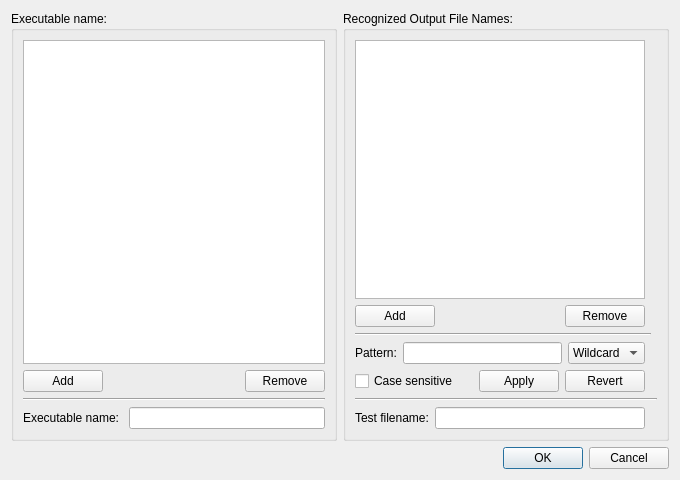
Above: molequeue/ui/openwithmanagerdialog.ui from OpenChemistry/molequeue before the change. Below: the same form after it.
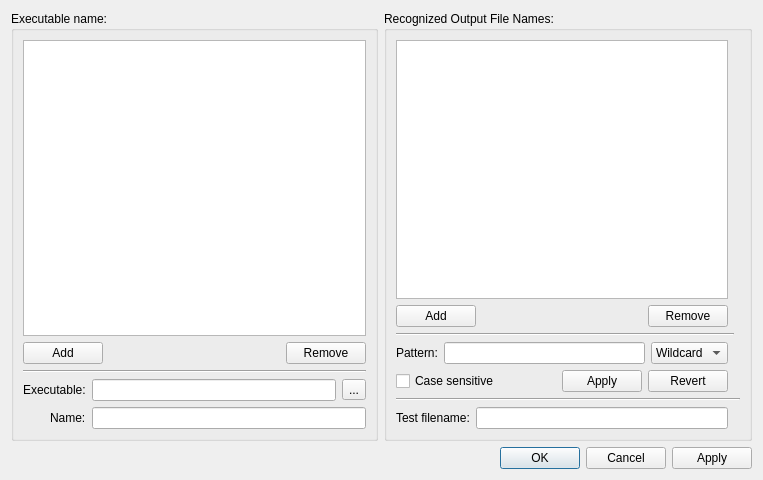
That is the form after the change.

Commit message:
Rewrite "Open with" executable finding mechanism.
* Set the executable path up in OpenWithManagerDialog,
  rather than when opening files.
* Add logging for errors starting the detached process.
* Add names to JobActionFactories.
* Add filesystem autocompletion and check permissions of
  executable.
* Add "Apply" button and keep track of dirty state.
* Validate executables when closing the manager dialog and
  prompt to change bad executables.
* Change valid text color from green to black.
* Clean up documentation.

The edit to the form file:
```diff
--- a/molequeue/ui/openwithmanagerdialog.ui
+++ b/molequeue/ui/openwithmanagerdialog.ui
@@ -6,7 +6,7 @@
    <rect>
     <x>0</x>
     <y>0</y>
-    <width>680</width>
+    <width>763</width>
     <height>480</height>
    </rect>
   </property>
@@ -16,6 +16,9 @@
   <layout class="QGridLayout" name="gridLayout">
    <item row="0" column="1">
     <widget class="QGroupBox" name="groupPattern">
+     <property name="enabled">
+      <bool>true</bool>
+     </property>
      <property name="title">
       <string>Recognized Output File Names:</string>
      </property>
@@ -193,7 +196,7 @@
       <enum>Qt::Horizontal</enum>
      </property>
      <property name="standardButtons">
-      <set>QDialogButtonBox::Cancel|QDialogButtonBox::Ok</set>
+      <set>QDialogButtonBox::Apply|QDialogButtonBox::Cancel|QDialogButtonBox::Ok</set>
      </property>
     </widget>
    </item>
@@ -234,9 +237,6 @@
         </item>
        </layout>
       </item>
-      <item row="0" column="0" colspan="2">
-       <widget class="QListView" name="listExec"/>
-      </item>
       <item row="2" column="0" colspan="2">
        <widget class="Line" name="line_3">
         <property name="orientation">
@@ -245,8 +245,11 @@
        </widget>
       </item>
       <item row="3" column="0" colspan="2">
-       <layout class="QHBoxLayout" name="horizontalLayout_3">
-        <item>
+       <layout class="QFormLayout" name="formLayout">
+        <property name="labelAlignment">
+         <set>Qt::AlignRight|Qt::AlignTrailing|Qt::AlignVCenter</set>
+        </property>
+        <item row="0" column="0">
          <widget class="QLabel" name="labelExec">
           <property name="sizePolicy">
            <sizepolicy hsizetype="Fixed" vsizetype="Preferred">
@@ -255,25 +258,59 @@
            </sizepolicy>
           </property>
           <property name="text">
-           <string>Executable name: </string>
+           <string>Executable:</string>
           </property>
           <property name="buddy">
            <cstring>editExec</cstring>
           </property>
          </widget>
         </item>
-        <item>
-         <widget class="QLineEdit" name="editExec">
-          <property name="sizePolicy">
-           <sizepolicy hsizetype="Preferred" vsizetype="Fixed">
-            <horstretch>0</horstretch>
-            <verstretch>0</verstretch>
-           </sizepolicy>
+        <item row="0" column="1">
+         <layout class="QHBoxLayout" name="horizontalLayout_3">
+          <item>
+           <widget class="QLineEdit" name="editExec">
+            <property name="sizePolicy">
+             <sizepolicy hsizetype="Expanding" vsizetype="Preferred">
+              <horstretch>0</horstretch>
+              <verstretch>0</verstretch>
+             </sizepolicy>
+            </property>
+           </widget>
+          </item>
+          <item>
+           <widget class="QToolButton" name="pushExec">
+            <property name="text">
+             <string>...</string>
+            </property>
+           </widget>
+          </item>
+         </layout>
+        </item>
+        <item row="1" column="0">
+         <widget class="QLabel" name="labelName">
+          <property name="text">
+           <string>Name:</string>
           </property>
          </widget>
         </item>
+        <item row="1" column="1">
+         <widget class="QLineEdit" name="editName"/>
+        </item>
        </layout>
       </item>
+      <item row="0" column="0" colspan="2">
+       <widget class="QTableView" name="tableExec">
+        <property name="selectionMode">
+         <enum>QAbstractItemView::SingleSelection</enum>
+        </property>
+        <property name="selectionBehavior">
+         <enum>QAbstractItemView::SelectRows</enum>
+        </property>
+        <attribute name="horizontalHeaderStretchLastSection">
+         <bool>true</bool>
+        </attribute>
+       </widget>
+      </item>
      </layout>
     </widget>
    </item>
```
Left out of the diff: 4 changed lines with no effect on the pictures. The commit also changes 14 other files.
